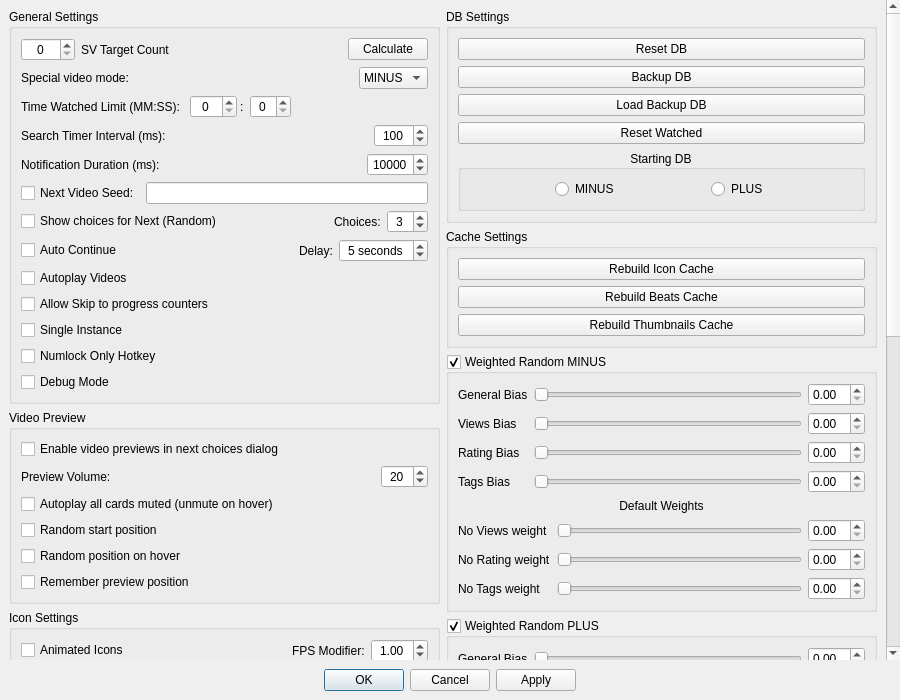
Qt form MediaManager/src/QtClasses/UI/Form Files/SettingsDialog.ui (PaunescuAndrei/MediaManager) before a commit.
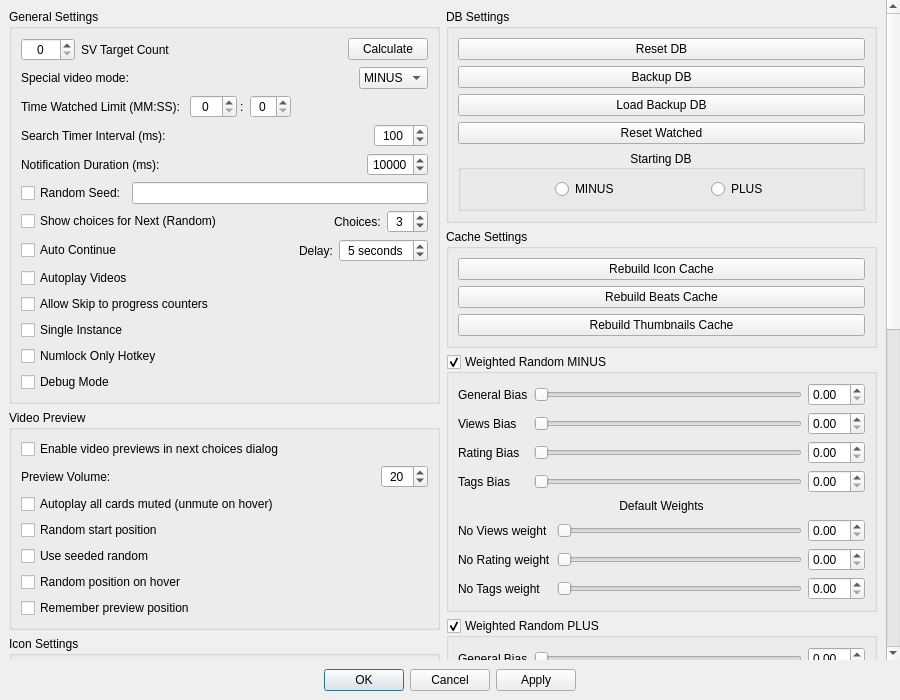
The same form after that commit. Custom widgets are drawn as their Qt base class.

Commit message: seeded random previews setting

Diff of the .ui file:
```diff
--- a/MediaManager/src/QtClasses/UI/Form Files/SettingsDialog.ui
+++ b/MediaManager/src/QtClasses/UI/Form Files/SettingsDialog.ui
@@ -402,7 +402,7 @@
                <item>
                 <widget class="QCheckBox" name="seedCheckBox">
                  <property name="text">
-                  <string>Next Video Seed:</string>
+                  <string>Random Seed:</string>
                  </property>
                 </widget>
                </item>
@@ -668,6 +668,13 @@
               </property>
              </widget>
             </item>
+            <item>
+             <widget class="QCheckBox" name="previewSeededRandom">
+              <property name="text">
+               <string>Use seeded random</string>
+              </property>
+             </widget>
+            </item>
             <item>
              <widget class="QCheckBox" name="previewRandomEachHover">
               <property name="text">
```
The commit also changes 7 other files.
